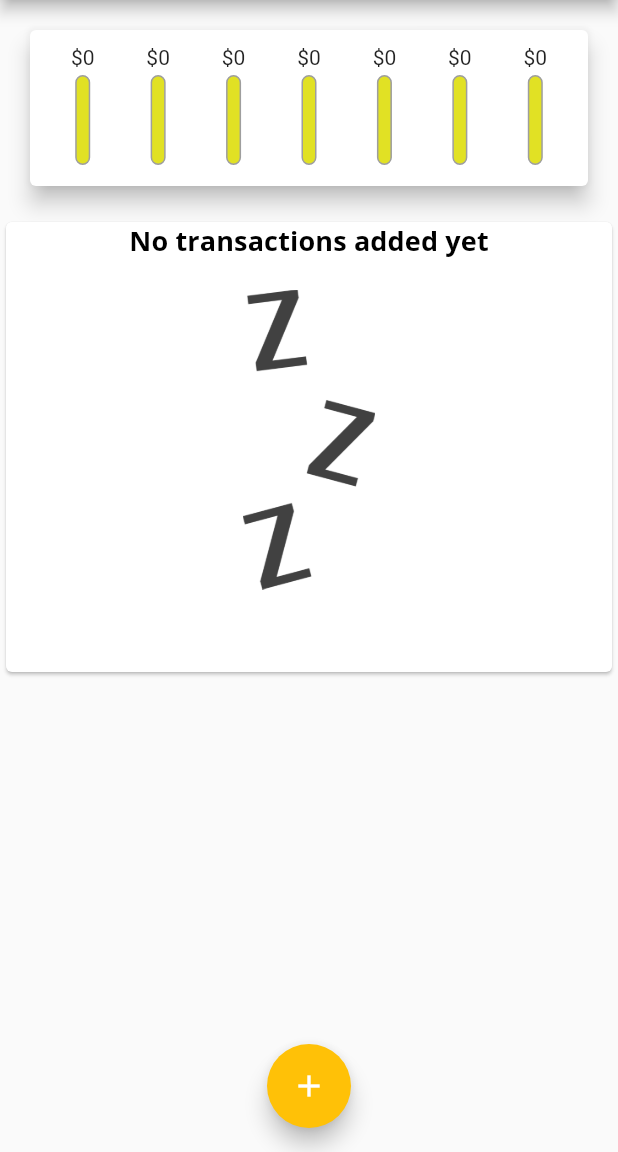
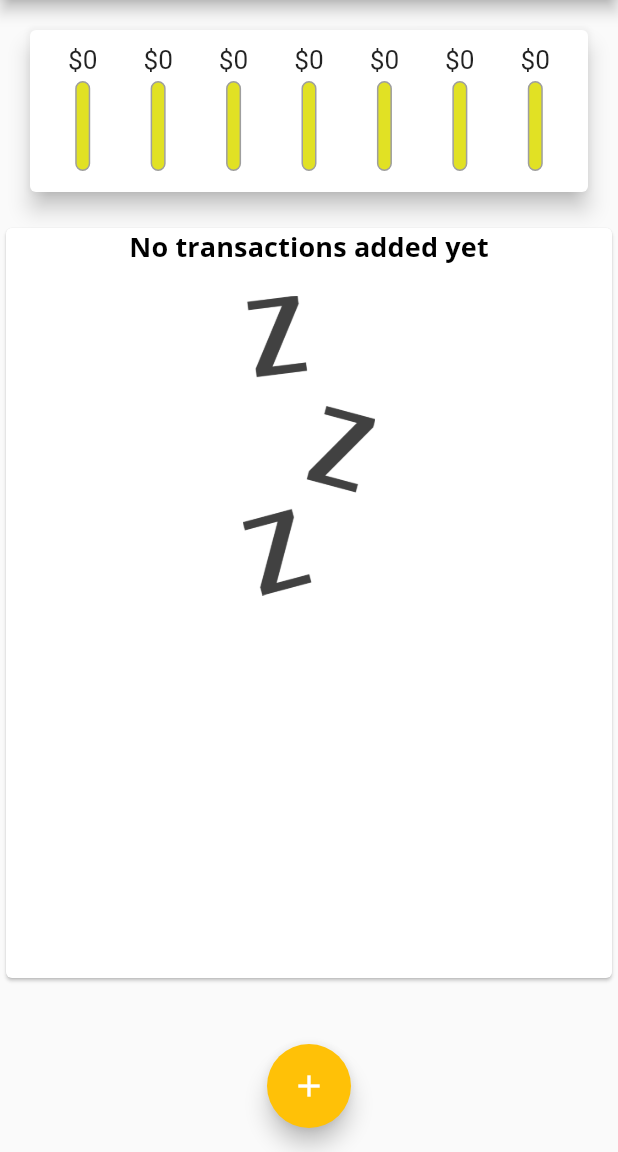
Before and after one commit to marcellus-saputra/udemy_expenses_app, a Flutter app: the screen it shows after launch, on a phone screen of 412 x 824 dp, the part 84-1236 px from its top. Run offline on Flutter 3.47's test engine with Material 2 defaults, Android fonts, the phone set to English and light mode, and no system bars.

Commit message:
Polished chart and transaction list/cards

```diff
--- a/lib/chart.dart
+++ b/lib/chart.dart
@@ -1,7 +1,6 @@
 import 'package:flutter/material.dart';
 import 'package:intl/intl.dart';
-import 'package:flutter/src/widgets/framework.dart';
-import 'package:flutter/src/widgets/placeholder.dart';
+
 import 'package:udemy_expenses_app/transaction.dart';
 import 'chartbar.dart';
 
@@ -24,7 +23,7 @@ class Chart extends StatelessWidget {
       }
 
       return {'day': DateFormat.E().format(weekDay), 'amount': totalAmount};
-    });
+    }).reversed.toList();
   }
 
   double get weeklySpending {
--- a/lib/chartbar.dart
+++ b/lib/chartbar.dart
@@ -1,6 +1,4 @@
 import 'package:flutter/material.dart';
-import 'package:flutter/src/widgets/framework.dart';
-import 'package:flutter/src/widgets/placeholder.dart';
 
 class ChartBar extends StatelessWidget {
   final String label;
@@ -13,8 +11,11 @@ class ChartBar extends StatelessWidget {
   Widget build(BuildContext context) {
     return Column(
       children: [
-        FittedBox(
-          child: Text('\$${spendingAmount.toStringAsFixed(0)}'),
+        Container(
+          height: 20,
+          child: FittedBox(
+            child: Text('\$${spendingAmount.toStringAsFixed(0)}'),
+          ),
         ),
         const SizedBox(
           height: 4,
@@ -36,6 +37,7 @@ class ChartBar extends StatelessWidget {
                 child: Container(
                   decoration: BoxDecoration(
                     color: Theme.of(context).colorScheme.primary,
+                    borderRadius: BorderRadius.circular(20),
                   ),
                 ),
               )
--- a/lib/transactionlist.dart
+++ b/lib/transactionlist.dart
@@ -1,4 +1,5 @@
 import 'package:flutter/material.dart';
+import 'package:intl/intl.dart';
 
 import 'transaction.dart';
 import 'txcard.dart';
@@ -11,7 +12,7 @@ class TransactionList extends StatelessWidget {
   @override
   Widget build(BuildContext context) {
     return Container(
-      height: 300,
+      height: 500,
       child: txList.isEmpty
           ? Column(
               children: [
```
Also changed, not shown: lib/txcard.dart (+19 -35 lines).
